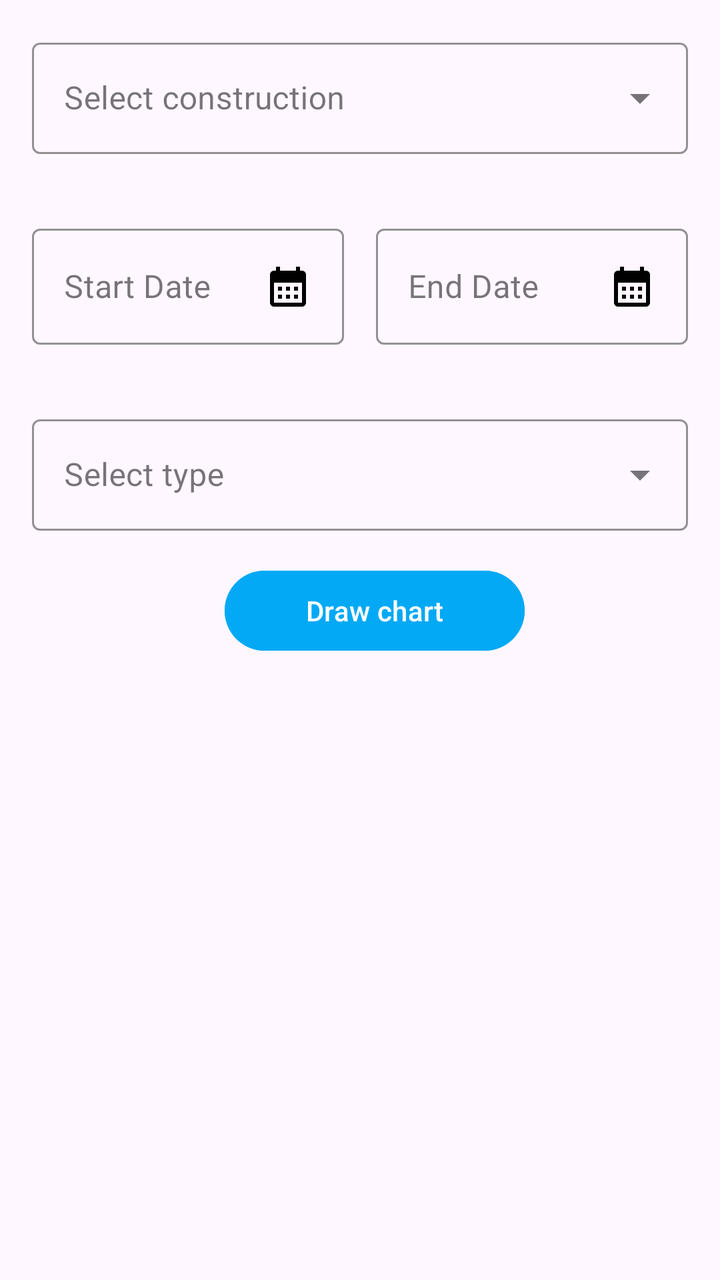
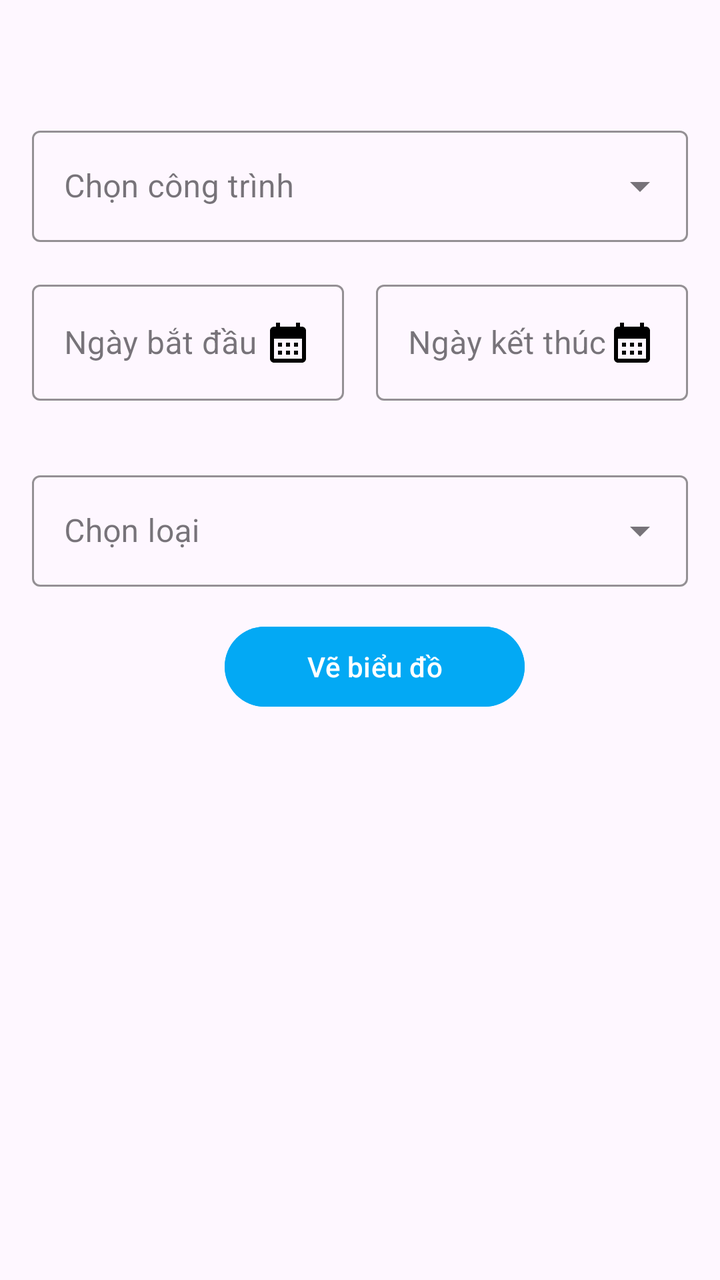

The first picture is an Android layout as it rendered before a commit; the second is the same layout after the commit. The layout source and the unified diff follow.
<!-- AndroidManifest.xml: application theme Theme.MyApp -->
<!-- res/layout/activity_statistic.xml -->
<?xml version="1.0" encoding="utf-8"?>
<LinearLayout xmlns:android="http://schemas.android.com/apk/res/android"
    xmlns:app="http://schemas.android.com/apk/res-auto"
    xmlns:tools="http://schemas.android.com/tools"
    android:id="@+id/main"
    android:layout_width="match_parent"
    android:layout_height="match_parent"
    tools:context=".ui.dashboard.StatisticActivity"
    android:orientation="vertical">

    
    <com.google.android.material.textfield.TextInputLayout
        android:layout_width="match_parent"
        android:layout_height="wrap_content"
        android:layout_margin="16dp"
        android:hint="Select construction"
        app:hintTextColor="@color/black"
        app:boxStrokeColor="@color/black"
        style="@style/Widget.MaterialComponents.TextInputLayout.OutlinedBox.ExposedDropdownMenu"
        >
        <AutoCompleteTextView
            android:id="@+id/AutoConstruction"
            android:layout_width="match_parent"
            android:layout_height="wrap_content"
            android:inputType="none"/>
    </com.google.android.material.textfield.TextInputLayout>




    <LinearLayout
        android:layout_width="match_parent"
        android:layout_height="wrap_content"
        android:orientation="horizontal"
        android:padding="16dp">

        <com.google.android.material.textfield.TextInputLayout
            android:layout_width="0dp"
            android:layout_height="wrap_content"
            android:layout_weight="1"
            android:layout_marginEnd="8dp"
            android:hint="Start Date"
            app:hintTextColor="@color/black"
            app:boxStrokeColor="@color/black"

            style="@style/Widget.MaterialComponents.TextInputLayout.OutlinedBox">

            <EditText
                android:id="@+id/edtStartDate"
                android:layout_width="match_parent"
                android:layout_height="wrap_content"
                android:drawableRight="@drawable/ic_calendar"/>
        </com.google.android.material.textfield.TextInputLayout>

        <com.google.android.material.textfield.TextInputLayout
            android:layout_width="0dp"
            android:layout_height="wrap_content"
            android:layout_weight="1"
            android:layout_marginStart="8dp"
            android:hint="End Date"
            app:hintTextColor="@color/black"
            app:boxStrokeColor="@color/black"
            style="@style/Widget.MaterialComponents.TextInputLayout.OutlinedBox">
            <EditText
                android:id="@+id/edtEndDate"
                android:layout_width="match_parent"
                android:layout_height="wrap_content"
                android:drawableRight="@drawable/ic_calendar"/>

        </com.google.android.material.textfield.TextInputLayout>

    </LinearLayout>

    <com.google.android.material.textfield.TextInputLayout
        android:layout_width="match_parent"
        android:layout_height="wrap_content"
        android:layout_margin="16dp"
        android:hint="Select type"
        app:hintTextColor="@color/black"
        app:boxStrokeColor="@color/black"
        style="@style/Widget.MaterialComponents.TextInputLayout.OutlinedBox.ExposedDropdownMenu"
        >
        <AutoCompleteTextView
            android:id="@+id/AutoType"
            android:layout_width="match_parent"
            android:layout_height="wrap_content"
            android:inputType="none"/>
    </com.google.android.material.textfield.TextInputLayout>

    <LinearLayout
        android:layout_width="match_parent"
        android:layout_height="wrap_content"
        android:backgroundTint="#03A9F4"
        android:gravity="center"
        android:orientation="horizontal">



        <Button
            android:id="@+id/btnDrawChart"
            android:layout_width="150dp"
            android:layout_height="wrap_content"
            android:layout_marginLeft="15dp"
            android:backgroundTint="#03A9F4"
            android:text="Draw chart"
            app:rippleColor="#3F51B5" />
    </LinearLayout>

</LinearLayout>
<!-- resources referenced by this layout -->
<resources>
  <color name="black">#FF000000</color>
  <!-- drawable ic_calendar (drawable) -->
  <vector xmlns:android="http://schemas.android.com/apk/res/android" android:width="24dp" android:height="24dp" android:viewportWidth="24" android:viewportHeight="24" android:tint="@color/black">
      <path android:fillColor="@android:color/white" android:pathData="M19,4h-1V2h-2v2H8V2H6v2H5C3.89,4 3.01,4.9 3.01,6L3,20c0,1.1 0.89,2 2,2h14c1.1,0 2,-0.9 2,-2V6C21,4.9 20.1,4 19,4zM19,20H5V10h14V20zM9,14H7v-2h2V14zM13,14h-2v-2h2V14zM17,14h-2v-2h2V14zM9,18H7v-2h2V18zM13,18h-2v-2h2V18zM17,18h-2v-2h2V18z"/>
  </vector>
  <style name="Theme.MyApp" parent="Base.Theme.MyApp" />
  <style name="Base.Theme.MyApp" parent="Theme.Material3.DayNight">
          
          
  
      </style>
</resources>

<!-- the commit's change to res/layout/activity_statistic.xml (unified diff, before → after) -->
@@ -6,14 +6,12 @@
     android:layout_width="match_parent"
     android:layout_height="match_parent"
     tools:context=".ui.dashboard.StatisticActivity"
-    android:orientation="vertical">
-
-    
+    android:orientation="vertical"
+    >
     <com.google.android.material.textfield.TextInputLayout
         android:layout_width="match_parent"
         android:layout_height="wrap_content"
-        android:layout_margin="16dp"
-        android:hint="Select construction"
+        android:layout_marginTop="60dp" android:layout_marginStart="16dp" android:layout_marginEnd="16dp"   android:hint="@string/select_construction"
         app:hintTextColor="@color/black"
         app:boxStrokeColor="@color/black"
         style="@style/Widget.MaterialComponents.TextInputLayout.OutlinedBox.ExposedDropdownMenu"
@@ -24,9 +22,6 @@
             android:layout_height="wrap_content"
             android:inputType="none"/>
     </com.google.android.material.textfield.TextInputLayout>
-
-
-
 
     <LinearLayout
         android:layout_width="match_parent"
@@ -39,10 +34,9 @@
             android:layout_height="wrap_content"
             android:layout_weight="1"
             android:layout_marginEnd="8dp"
-            android:hint="Start Date"
+            android:hint="@string/start_date"
             app:hintTextColor="@color/black"
             app:boxStrokeColor="@color/black"
-
             style="@style/Widget.MaterialComponents.TextInputLayout.OutlinedBox">
 
             <EditText
@@ -57,7 +51,7 @@
             android:layout_height="wrap_content"
             android:layout_weight="1"
             android:layout_marginStart="8dp"
-            android:hint="End Date"
+            android:hint="@string/end_date"
             app:hintTextColor="@color/black"
             app:boxStrokeColor="@color/black"
             style="@style/Widget.MaterialComponents.TextInputLayout.OutlinedBox">
@@ -75,7 +69,7 @@
         android:layout_width="match_parent"
         android:layout_height="wrap_content"
         android:layout_margin="16dp"
-        android:hint="Select type"
+        android:hint="@string/select_type"
         app:hintTextColor="@color/black"
         app:boxStrokeColor="@color/black"
         style="@style/Widget.MaterialComponents.TextInputLayout.OutlinedBox.ExposedDropdownMenu"
@@ -94,15 +88,13 @@
         android:gravity="center"
         android:orientation="horizontal">
 
-
-
         <Button
             android:id="@+id/btnDrawChart"
             android:layout_width="150dp"
             android:layout_height="wrap_content"
             android:layout_marginLeft="15dp"
             android:backgroundTint="#03A9F4"
-            android:text="Draw chart"
+            android:text="@string/draw_chart"
             app:rippleColor="#3F51B5" />
     </LinearLayout>
 
<!-- resource entries referenced after the edit -->
@@ -5,8 +5,14 @@
   <vector xmlns:android="http://schemas.android.com/apk/res/android" android:width="24dp" android:height="24dp" android:viewportWidth="24" android:viewportHeight="24" android:tint="@color/black">
       <path android:fillColor="@android:color/white" android:pathData="M19,4h-1V2h-2v2H8V2H6v2H5C3.89,4 3.01,4.9 3.01,6L3,20c0,1.1 0.89,2 2,2h14c1.1,0 2,-0.9 2,-2V6C21,4.9 20.1,4 19,4zM19,20H5V10h14V20zM9,14H7v-2h2V14zM13,14h-2v-2h2V14zM17,14h-2v-2h2V14zM9,18H7v-2h2V18zM13,18h-2v-2h2V18zM17,18h-2v-2h2V18z"/>
   </vector>
+  <string name="draw_chart">Vẽ biểu đồ</string>
+      // export
+  <string name="end_date">Ngày kết thúc</string>
+  <string name="select_construction">Chọn công trình</string>
+  <string name="select_type">Chọn loại</string>
+  <string name="start_date">Ngày bắt đầu</string>
   <style name="Theme.MyApp" parent="Base.Theme.MyApp" />
-  <style name="Base.Theme.MyApp" parent="Theme.Material3.DayNight">
+  <style name="Base.Theme.MyApp" parent="Theme.Material3.DayNight.NoActionBar">
           
           
   
